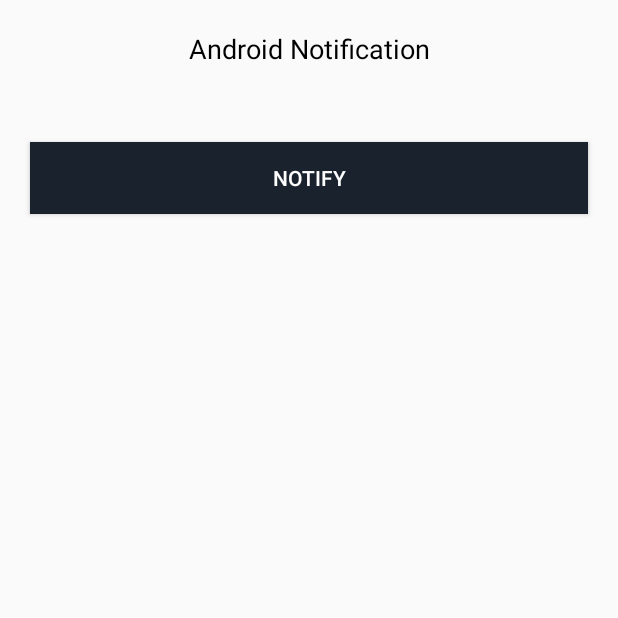
After one commit to Royalaviation18/AmazonprimeClone, an Android app: the Notify screen opened directly, with no data from a screen before it, on a phone screen of 412 x 824 dp, the top half of it. The commit adds this screen. Run offline under Robolectric (Android 15) with nearby library versions, the phone set to English and light mode, and no system bars.

Commit message:
Notifications and Shared Preferences Implemented

```diff
--- a/app/build.gradle
+++ b/app/build.gradle
@@ -29,7 +29,7 @@ android {
 
 dependencies {
 
-    implementation 'androidx.appcompat:appcompat:1.4.2'
+    implementation 'androidx.appcompat:appcompat:1.5.1'
     implementation 'com.google.android.material:material:1.6.1'
     implementation 'androidx.constraintlayout:constraintlayout:2.1.4'
     implementation "androidx.cardview:cardview:1.0.0"
@@ -37,4 +37,5 @@ dependencies {
     testImplementation 'junit:junit:4.13.2'
     androidTestImplementation 'androidx.test.ext:junit:1.1.3'
     androidTestImplementation 'androidx.test.espresso:espresso-core:3.4.0'
+
 }
--- a/app/src/main/AndroidManifest.xml
+++ b/app/src/main/AndroidManifest.xml
@@ -4,6 +4,7 @@
     package="com.royalaviation.scrollp3">
 
     <uses-permission android:name="android.permission.INTERNET" />
+    <uses-permission android:name="android.permission.POST_NOTIFICATIONS" />
 
     <application
         android:allowBackup="true"
@@ -15,6 +16,9 @@
         android:supportsRtl="true"
         android:theme="@style/Theme.ScrollP3"
         tools:targetApi="31">
+        <activity
+            android:name=".Notify"
+            android:exported="false" />
         <activity
             android:name=".MovieRec"
             android:exported="false" />
@@ -35,7 +39,6 @@
             android:exported="true">
             <intent-filter>
                 <action android:name="android.intent.action.MAIN" />
-
                 <category android:name="android.intent.category.LAUNCHER" />
             </intent-filter>
         </activity>
@@ -46,5 +49,4 @@
             android:name=".MainActivity"
             android:exported="true" />
     </application>
-
 </manifest>
--- /dev/null
+++ b/app/src/main/java/com/royalaviation/scrollp3/Notify.java
@@ -0,0 +1,83 @@
+package com.royalaviation.scrollp3;
+
+import androidx.annotation.RequiresApi;
+import androidx.appcompat.app.AppCompatActivity;
+import androidx.core.app.NotificationCompat;
+import androidx.core.app.NotificationManagerCompat;
+
+import android.app.NotificationChannel;
+import android.app.NotificationManager;
+import android.app.PendingIntent;
+import android.content.Intent;
+import android.graphics.Bitmap;
+import android.graphics.BitmapFactory;
+import android.os.Build;
+import android.os.Bundle;
+import android.os.Environment;
+import android.view.View;
+import android.widget.Button;
+
+import java.io.File;
+import java.util.Date;
+
+public class Notify extends AppCompatActivity {
+
+    Button btnNotify;
+
+    @Override
+    protected void onCreate(Bundle savedInstanceState) {
+        super.onCreate(savedInstanceState);
+        setContentView(R.layout.activity_notify);
+        getSupportActionBar().hide();
+
+        btnNotify = findViewById(R.id.btnNotify);
+
+        btnNotify.setOnClickListener(new View.OnClickListener() {
+            @RequiresApi(api = Build.VERSION_CODES.O)
+            @Override
+            public void onClick(View view) {
+                Intent intent = new Intent(getApplicationContext(), MovieRec.class);
+                intent.setFlags(Intent.FLAG_ACTIVITY_NEW_TASK | Intent.FLAG_ACTIVITY_CLEAR_TASK);
+                PendingIntent pendingIntent = PendingIntent.getActivity(getApplicationContext(), 0, intent, PendingIntent.FLAG_IMMUTABLE);
+
+//                File root = Environment.getExternalStorageDirectory();
+//                Bitmap bMap = BitmapFactory.decodeFile(root + "drawable/ic_baseline_notifications_24.xml");
+
+                createNotificationChannel();
+                NotificationCompat.Builder builder = new NotificationCompat.Builder(getApplicationContext(), "CHANNEL_ID")
+                        .setSmallIcon(R.drawable.ic_baseline_notifications_active_24)
+                        .setContentTitle("Hey, Come Back! \n")
+                        .setContentText("Checkout new Movies")
+                        .setPriority(NotificationCompat.PRIORITY_DEFAULT)
+//                        .setColor(R.drawable.bmbackgroundtwo)
+                        .setLargeIcon(BitmapFactory.decodeResource(getResources(), R.drawable.alexanot))
+                        //timestamp
+                        .setWhen((new Date()).getTime())
+                        .setShowWhen(true)
+                        .setColorized(true)
+                        // Set the intent that will fire when the user taps the notification
+                        .setContentIntent(pendingIntent)
+                        .setAutoCancel(true);
+
+                NotificationManagerCompat notificationManager = NotificationManagerCompat.from(getApplicationContext());
+
+
+// notificationId is a unique int for each notification that you must define
+                notificationManager.notify(1, builder.build());
+            }
+        });
+
+    }
+
+
+    @RequiresApi(api = Build.VERSION_CODES.O)
+    private void createNotificationChannel() {
+
+        int importance = NotificationManager.IMPORTANCE_DEFAULT;
+        NotificationChannel channel = new NotificationChannel("CHANNEL_ID", "Pankaj", importance);
+        channel.setDescription("Click");
+
+        NotificationManager notificationManager = getSystemService(NotificationManager.class);
+        notificationManager.createNotificationChannel(channel);
+    }
+}
--- /dev/null
+++ b/app/src/main/res/drawable/ic_baseline_notifications_24.xml
@@ -0,0 +1,5 @@
+<vector android:height="24dp" android:tint="#000000"
+    android:viewportHeight="24" android:viewportWidth="24"
+    android:width="24dp" xmlns:android="http://schemas.android.com/apk/res/android">
+    <path android:fillColor="@android:color/white" android:pathData="M12,22c1.1,0 2,-0.9 2,-2h-4c0,1.1 0.89,2 2,2zM18,16v-5c0,-3.07 -1.64,-5.64 -4.5,-6.32L13.5,4c0,-0.83 -0.67,-1.5 -1.5,-1.5s-1.5,0.67 -1.5,1.5v0.68C7.63,5.36 6,7.92 6,11v5l-2,2v1h16v-1l-2,-2z"/>
+</vector>
--- /dev/null
+++ b/app/src/main/res/drawable/ic_baseline_notifications_active_24.xml
@@ -0,0 +1,5 @@
+<vector android:height="24dp" android:tint="#000000"
+    android:viewportHeight="24" android:viewportWidth="24"
+    android:width="24dp" xmlns:android="http://schemas.android.com/apk/res/android">
+    <path android:fillColor="@android:color/white" android:pathData="M7.58,4.08L6.15,2.65C3.75,4.48 2.17,7.3 2.03,10.5h2c0.15,-2.65 1.51,-4.97 3.55,-6.42zM19.97,10.5h2c-0.15,-3.2 -1.73,-6.02 -4.12,-7.85l-1.42,1.43c2.02,1.45 3.39,3.77 3.54,6.42zM18,11c0,-3.07 -1.64,-5.64 -4.5,-6.32L13.5,4c0,-0.83 -0.67,-1.5 -1.5,-1.5s-1.5,0.67 -1.5,1.5v0.68C7.63,5.36 6,7.92 6,11v5l-2,2v1h16v-1l-2,-2v-5zM12,22c0.14,0 0.27,-0.01 0.4,-0.04 0.65,-0.14 1.18,-0.58 1.44,-1.18 0.1,-0.24 0.15,-0.5 0.15,-0.78h-4c0.01,1.1 0.9,2 2.01,2z"/>
+</vector>
--- /dev/null
+++ b/app/src/main/res/layout/activity_notify.xml
@@ -0,0 +1,34 @@
+<?xml version="1.0" encoding="utf-8"?>
+<RelativeLayout xmlns:android="http://schemas.android.com/apk/res/android"
+    xmlns:app="http://schemas.android.com/apk/res-auto"
+    xmlns:tools="http://schemas.android.com/tools"
+    android:layout_width="match_parent"
+    android:layout_height="match_parent"
+    tools:context=".Notify">
+
+    <TextView
+        android:id="@+id/tvText"
+        android:layout_width="match_parent"
+        android:layout_height="wrap_content"
+        android:text="Android Notification"
+        android:textColor="@color/black"
+        android:gravity="center"
+        android:layout_marginTop="20dp"
+        android:textSize="18sp"
+        />
+
+
+    <Button
+        android:id="@+id/btnNotify"
+        android:layout_width="match_parent"
+        android:layout_height="wrap_content"
+        android:layout_below="@+id/tvText"
+        android:layout_marginTop="50dp"
+        android:layout_marginLeft="20dp"
+        android:layout_marginRight="20dp"
+        android:text="Notify"
+        android:background="@color/logobg"
+        android:textColor="@color/white"
+        />
+
+</RelativeLayout>
--- a/app/src/main/res/layout/fragment_settings.xml
+++ b/app/src/main/res/layout/fragment_settings.xml
@@ -14,6 +14,7 @@
         <com.google.android.material.floatingactionbutton.FloatingActionButton
             android:id="@+id/fbAlexa"
             android:layout_width="wrap_content"
+            android:elevation="4dp"
             android:layout_height="wrap_content"
             android:layout_alignParentBottom="true"
             android:layout_alignParentRight="true"
```
Also changed, not shown: app/src/main/java/com/royalaviation/scrollp3/SettingsFragment.java (+24 -1 lines), app/src/main/res/drawable/alexanot.png (added).
